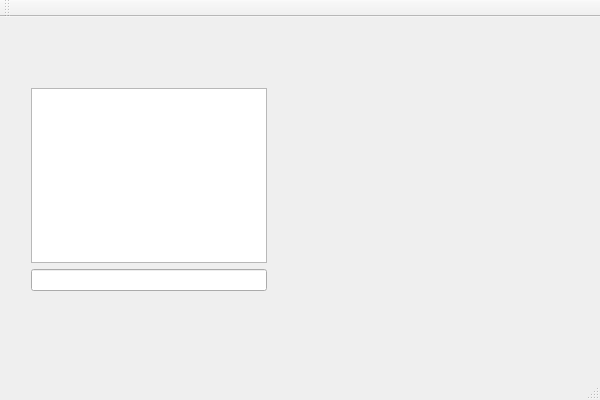
The window that uiClient/uiclient.ui (D3nn4/meow-chat) describes before a commit, drawn with Qt 5.
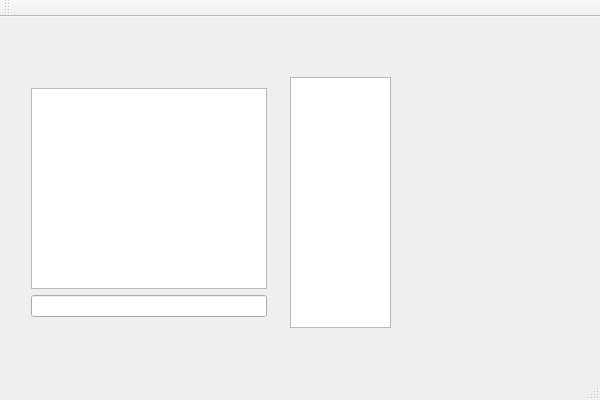
The same window after the commit.

Patch:
```diff
--- a/uiClient/uiclient.ui
+++ b/uiClient/uiclient.ui
@@ -20,7 +20,7 @@
       <x>20</x>
       <y>60</y>
       <width>258</width>
-      <height>225</height>
+      <height>251</height>
      </rect>
     </property>
     <layout class="QVBoxLayout" name="verticalLayout">
@@ -36,6 +36,16 @@
      </item>
     </layout>
    </widget>
+   <widget class="QListView" name="listView_userlist">
+    <property name="geometry">
+     <rect>
+      <x>290</x>
+      <y>60</y>
+      <width>101</width>
+      <height>251</height>
+     </rect>
+    </property>
+   </widget>
   </widget>
   <widget class="QMenuBar" name="menuBar">
    <property name="geometry">
```
